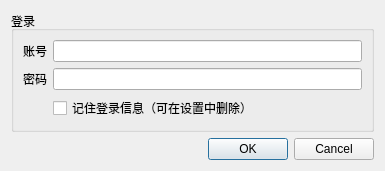
Old version of the form loginwindow/loginwindow.ui in the repository Mythologyli/ZJU-Connect-for-Windows.
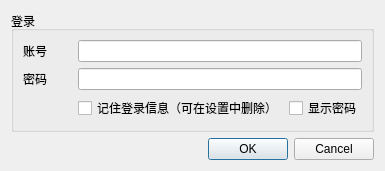
New version of the form.

Commit message:
feat: enhance login and settings functionality with credential validation and UI improvements
- Added credential validation in login and settings windows to ensure non-empty and ASCII-only username/password.
- Introduced a checkbox to toggle password visibility in both login and settings interfaces.
- Updated UI elements for better layout and user experience, including adjustments to labels and button properties.
- Refactored signal connections for button actions to improve clarity and functionality.

The edit to the form file:
```diff
--- a/loginwindow/loginwindow.ui
+++ b/loginwindow/loginwindow.ui
@@ -20,20 +20,6 @@
       <string>登录</string>
      </property>
      <layout class="QGridLayout" name="gridLayout_2">
-      <item row="2" column="1">
-       <widget class="QLineEdit" name="passwordLineEdit">
-        <property name="echoMode">
-         <enum>QLineEdit::Password</enum>
-        </property>
-       </widget>
-      </item>
-      <item row="0" column="0">
-       <widget class="QLabel" name="label1">
-        <property name="text">
-         <string>账号</string>
-        </property>
-       </widget>
-      </item>
       <item row="2" column="0">
        <widget class="QLabel" name="label2">
         <property name="text">
@@ -41,9 +27,6 @@
         </property>
        </widget>
       </item>
-      <item row="0" column="1">
-       <widget class="QLineEdit" name="usernameLineEdit"/>
-      </item>
       <item row="3" column="1">
        <widget class="QCheckBox" name="saveLoginDetailCheckBox">
         <property name="text">
@@ -51,6 +34,30 @@
         </property>
        </widget>
       </item>
+      <item row="0" column="0">
+       <widget class="QLabel" name="label1">
+        <property name="text">
+         <string>账号</string>
+        </property>
+       </widget>
+      </item>
+      <item row="3" column="2">
+       <widget class="QCheckBox" name="passwordVisibleCheckBox">
+        <property name="text">
+         <string>显示密码</string>
+        </property>
+       </widget>
+      </item>
+      <item row="2" column="1" colspan="2">
+       <widget class="QLineEdit" name="passwordLineEdit">
+        <property name="echoMode">
+         <enum>QLineEdit::EchoMode::Password</enum>
+        </property>
+       </widget>
+      </item>
+      <item row="0" column="1" colspan="2">
+       <widget class="QLineEdit" name="usernameLineEdit"/>
+      </item>
      </layout>
     </widget>
    </item>
```
Left out of the diff: 4 changed lines with no effect on the pictures. The commit also changes 5 other files.
